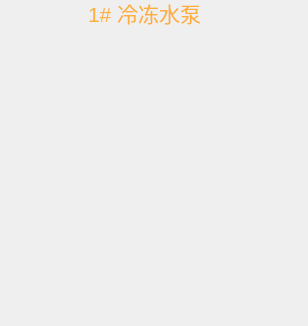
This is Window/Module/chilledbump.ui in caosq/ChickenFarm as Qt 5 draws it before an edit. The edited form follows.
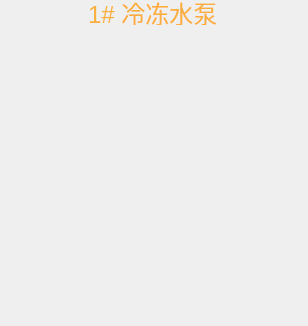
This is the edited form. Icons and pictures are not drawn.

```diff
--- a/Window/Module/chilledbump.ui
+++ b/Window/Module/chilledbump.ui
@@ -85,7 +85,7 @@
    </property>
    <property name="font">
     <font>
-     <pointsize>16</pointsize>
+     <pointsize>18</pointsize>
     </font>
    </property>
    <property name="text">
```
